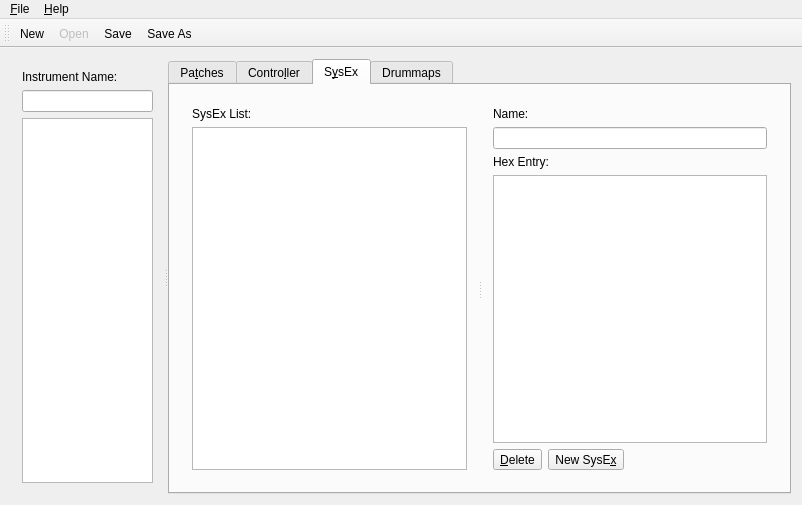
Qt form muse2/muse/instruments/editinstrumentbase.ui (emrum/muse) before a commit.
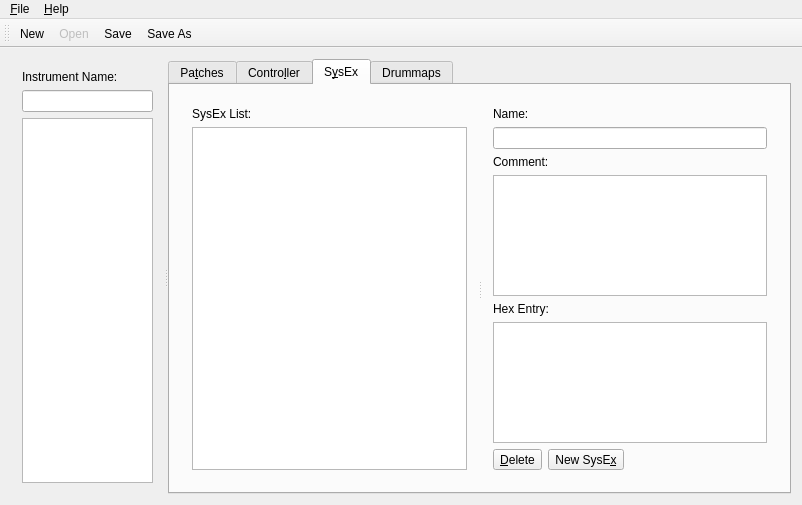
The same form after that commit. The open tabs and pages were chosen to show the change.

Commit message: Finished the Sysex Editor in the Instrument Editor. Create, delete, save named instrument sysexes. Does nothing more for now.

What changed in the file:
```diff
--- a/muse2/muse/instruments/editinstrumentbase.ui
+++ b/muse2/muse/instruments/editinstrumentbase.ui
@@ -1311,6 +1311,16 @@
              <item>
               <widget class="QLineEdit" name="sysexName"/>
              </item>
+             <item>
+              <widget class="QLabel" name="label_2">
+               <property name="text">
+                <string>Comment:</string>
+               </property>
+              </widget>
+             </item>
+             <item>
+              <widget class="QTextEdit" name="sysexComment"/>
+             </item>
              <item>
               <widget class="QLabel" name="textLabel1_2">
                <property name="text">
```
Left out of the diff: 2 changed lines with no effect on the pictures. The commit also changes 8 other files.
